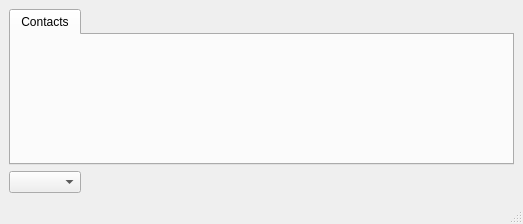
The window that client/src/mainwindow.ui (KDAB/FatCRM) describes before a commit, drawn with Qt 5.
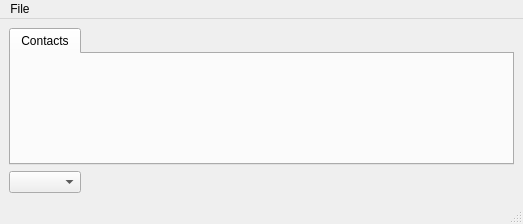
The same window after the commit. Custom widgets are drawn as their Qt base class.

Commit message: the app now automatically syncs every minute, and in addition there is a File->syncronize menu entry

```diff
--- a/client/src/mainwindow.ui
+++ b/client/src/mainwindow.ui
@@ -63,6 +63,13 @@
      <height>19</height>
     </rect>
    </property>
+   <widget class="QMenu" name="menuFile">
+    <property name="title">
+     <string>File</string>
+    </property>
+    <addaction name="actionSyncronize"/>
+   </widget>
+   <addaction name="menuFile"/>
   </widget>
   <widget class="QStatusBar" name="statusbar"/>
  </widget>
```
Left out of the diff: 5 changed lines with no effect on the pictures. The commit also changes 4 other files.
